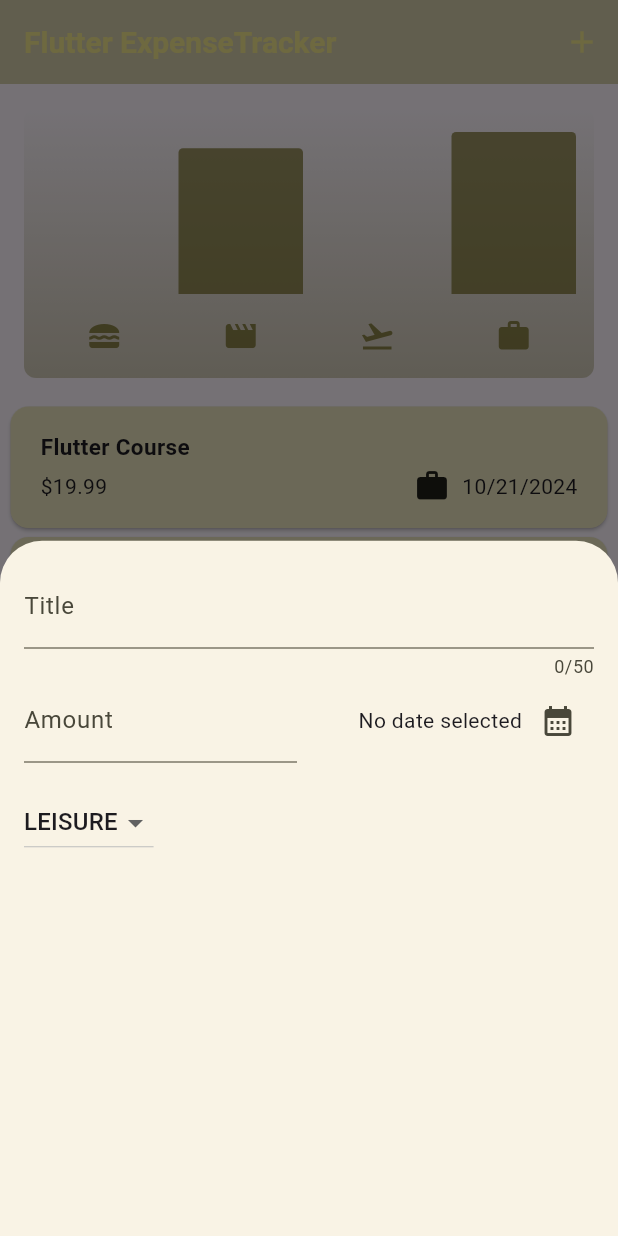
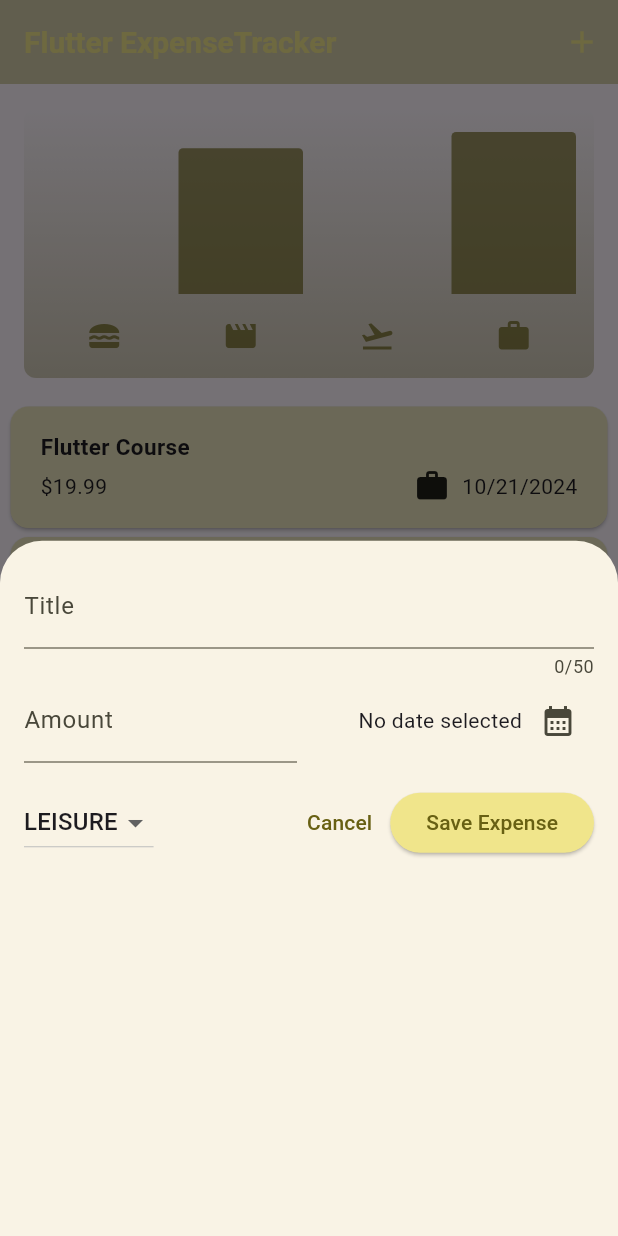
Before and after one commit to flutter-development-rboriba/expense_tracker_app, a Flutter app: the screen it shows after launch, after a tap on the "add" icon, on a phone screen of 412 x 824 dp. Run offline on Flutter 3.47's test engine with Material 3 defaults, Android fonts, the phone set to English and light mode, and no system bars.

Commit message:
Fix error with the buttons in add expenses widget

```diff
--- a/lib/widgets/new_expense.dart
+++ b/lib/widgets/new_expense.dart
@@ -279,8 +279,19 @@ class _NewExpenseState extends State<NewExpense> {
                           });
                         },
                       ),
+                      const Spacer(),
+                      TextButton(
+                        onPressed: () {
+                          Navigator.pop(context);
+                        },
+                        child: const Text('Cancel'),
+                      ),
+                      ElevatedButton(
+                        onPressed: _submitExpenseData,
+                        child: const Text('Save Expense'),
+                      )
                     ],
-                  )
+                  ),
               ],
             ),
           ),
```
